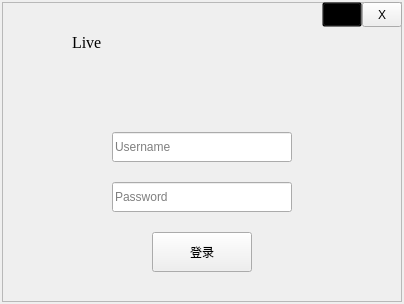
First picture: the form in widget.ui, repository Mokovi/QtLiveClient, before the edit.
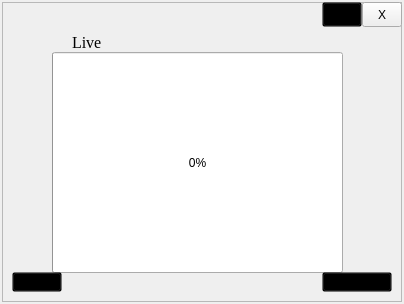
Second picture: the form after the edit. Icons and pictures are not drawn. Custom widgets are drawn as their Qt base class.

Diff of the .ui file:
```diff
--- a/widget.ui
+++ b/widget.ui
@@ -229,13 +229,78 @@
      <string>X</string>
     </property>
    </widget>
+   <widget class="QtMaterialCircularProgress" name="progressBar">
+    <property name="geometry">
+     <rect>
+      <x>50</x>
+      <y>50</y>
+      <width>291</width>
+      <height>221</height>
+     </rect>
+    </property>
+    <property name="value">
+     <number>0</number>
+    </property>
+   </widget>
+   <widget class="MyToolButtonFont" name="toolButton_signin">
+    <property name="geometry">
+     <rect>
+      <x>10</x>
+      <y>270</y>
+      <width>50</width>
+      <height>20</height>
+     </rect>
+    </property>
+    <property name="styleSheet">
+     <string notr="true">background-color:rgba(0,0,0,0);</string>
+    </property>
+    <property name="text">
+     <string>注册</string>
+    </property>
+   </widget>
+   <widget class="MyToolButtonFont" name="toolButton_getpwd">
+    <property name="geometry">
+     <rect>
+      <x>320</x>
+      <y>270</y>
+      <width>70</width>
+      <height>20</height>
+     </rect>
+    </property>
+    <property name="styleSheet">
+     <string notr="true">background-color:rgba(0,0,0,0);</string>
+    </property>
+    <property name="text">
+     <string>找回密码</string>
+    </property>
+   </widget>
   </widget>
  </widget>
  <customwidgets>
   <customwidget>
    <class>MyToolButton</class>
    <extends>QToolButton</extends>
-   <header>mycontrolwidgets.h</header>
+   <header location="global">mycontrolwidgets.h</header>
+  </customwidget>
+  <customwidget>
+   <class>QtMaterialAutoComplete</class>
+   <extends>QLineEdit</extends>
+   <header location="global">qtmaterialautocomplete.h</header>
+  </customwidget>
+  <customwidget>
+   <class>QtMaterialCircularProgress</class>
+   <extends>QProgressBar</extends>
+   <header location="global">qtmaterialcircularprogress.h</header>
+  </customwidget>
+  <customwidget>
+   <class>MyToolButtonMin</class>
+   <extends>QToolButton</extends>
+   <header location="global">mycontrolwidgets.h</header>
+  </customwidget>
+  <customwidget>
+   <class>MyToolButtonFont</class>
+   <extends>QToolButton</extends>
+   <header location="global">mycontrolwidgets.h</header>
   </customwidget>
  </customwidgets>
  <resources>
```
Left out of the diff: 20 changed lines with no effect on the pictures.
